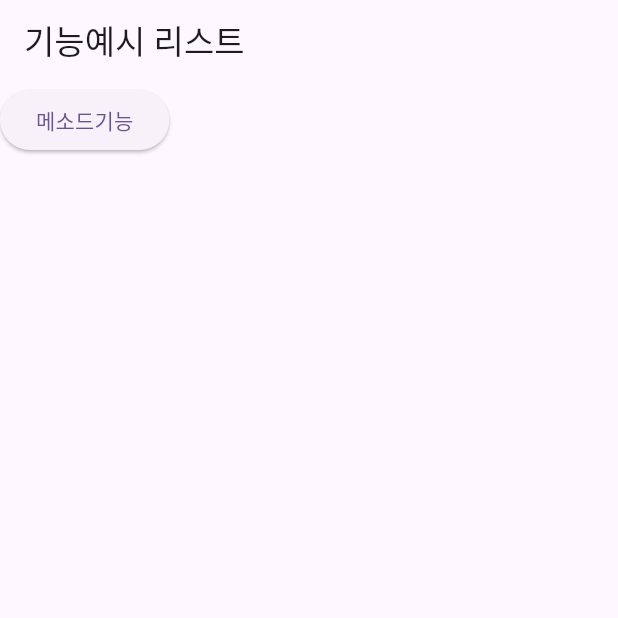
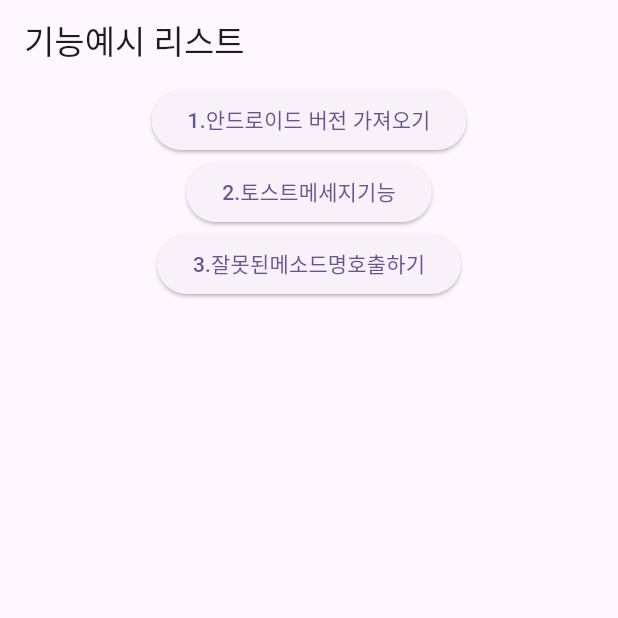
Before and after one commit to kinci89/blog, a Flutter app: the screen it shows after launch, on a phone screen of 412 x 824 dp, the top half of it. Run offline on Flutter 3.47's test engine with Material 3 defaults, Android fonts, the phone set to English and light mode, and no system bars.

Commit message:
기초적인 코드는 완성

```diff
--- a/lib/example_screen.dart
+++ b/lib/example_screen.dart
@@ -1,3 +1,4 @@
+import 'package:bolg/platformChannel/method_channel_util.dart';
 import 'package:flutter/material.dart';
 
 class ExampleScreen extends StatefulWidget {
@@ -14,13 +15,29 @@ class _ExampleScreenState extends State<ExampleScreen> {
       appBar: AppBar(
         title: const Text('기능예시 리스트'),
       ),
-      body: Column(
-        children: [
-          ElevatedButton(
-            onPressed: () {},
-            child: const Text('메소드기능'),
-          )
-        ],
+      body: Center(
+        child: Column(
+          children: [
+            ElevatedButton(
+              onPressed: () {
+                MethodChannelUtil.getPlatformVersion();
+              },
+              child: const Text('1.안드로이드 버전 가져오기'),
+            ),
+            ElevatedButton(
+              onPressed: () {
+                MethodChannelUtil.showMyToast(msg : '안녕하세요!');
+              },
+              child: const Text('2.토스트메세지기능'),
+            ),
+            ElevatedButton(
+              onPressed: () {
+                MethodChannelUtil.wrongMethod();
+              },
+              child: const Text('3.잘못된메소드명호출하기'),
+            )
+          ],
+        ),
       ),
     );
   }
```
